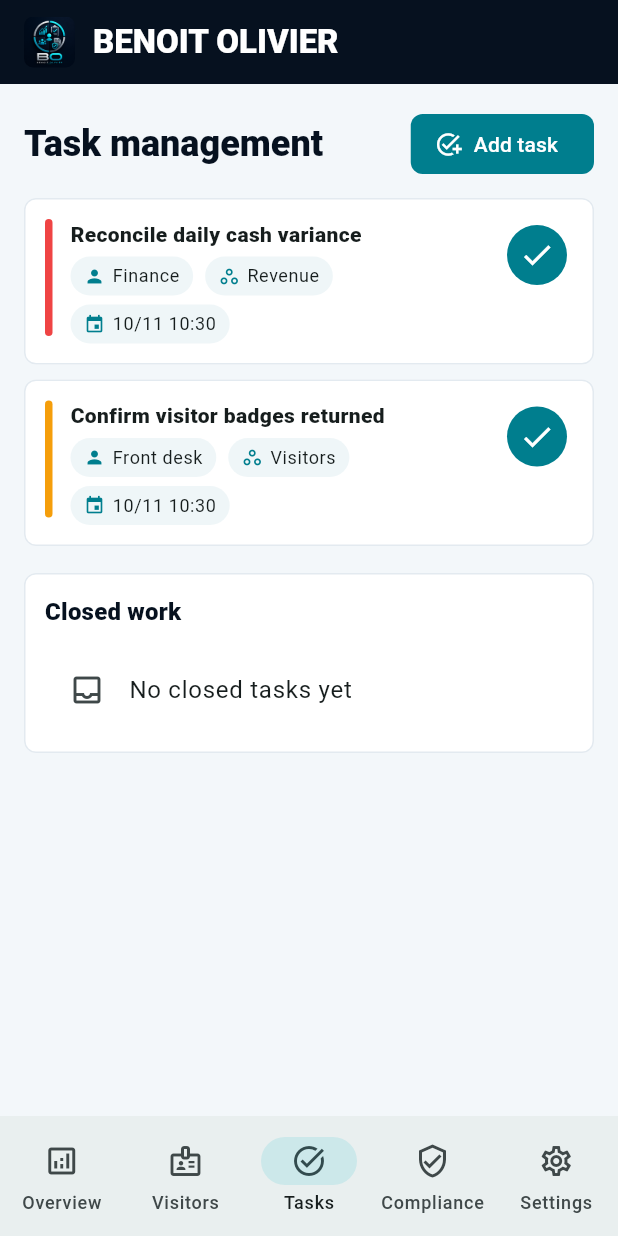
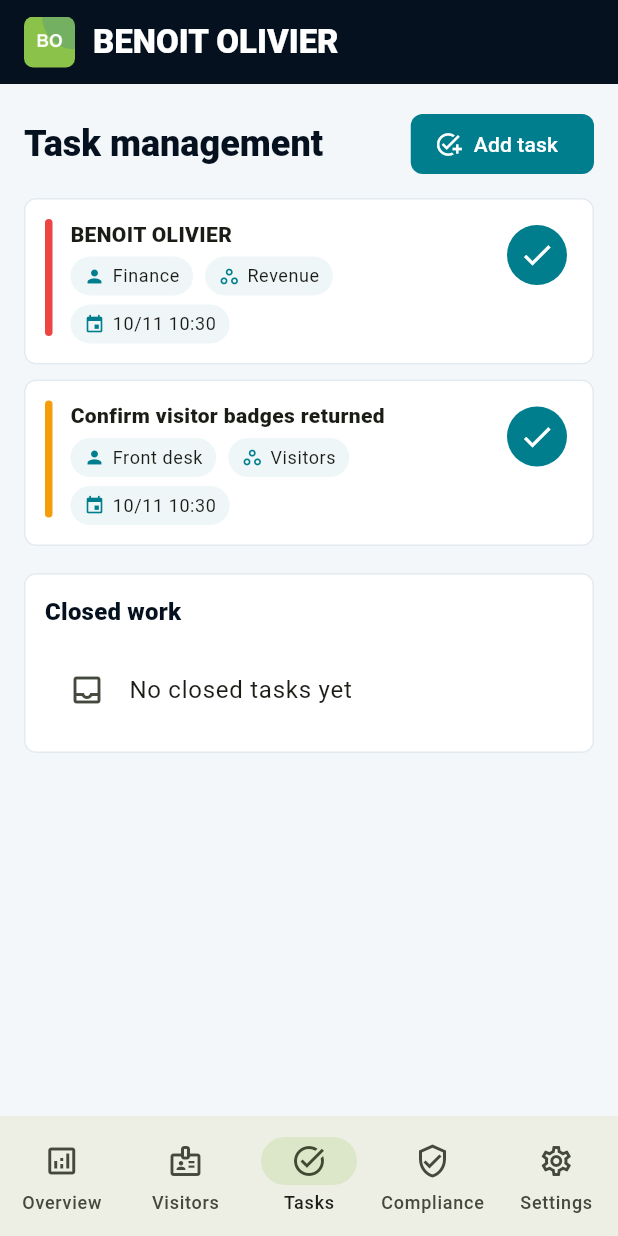
Before and after one commit to EOOrga/68d9d10a1299230338dbbdc7, a Flutter app: the screen it shows after launch, item 3 of the bottom bar chosen, on a phone screen of 412 x 824 dp. Run offline on Flutter 3.47's test engine with Material 3 defaults, Android fonts, the phone set to English and light mode, and no system bars; our stand-ins replace shared_preferences.

Commit message:
Create Flutter variant com.stdwcjgoupoe.benoitolivier

```diff
--- a/lib/main.dart
+++ b/lib/main.dart
@@ -6,7 +6,7 @@ import 'package:shared_preferences/shared_preferences.dart';
 
 const _brandName = 'BENOIT OLIVIER';
 const _primaryNavy = Color(0xFF06111F);
-const _electricCyan = Color(0xFF04D9E8);
+const _electricCyan = Color(0xFF8BC34A);
 const _success = Color(0xFF2DD4BF);
 const _warning = Color(0xFFF59E0B);
 const _danger = Color(0xFFEF4444);
@@ -459,7 +459,7 @@ class OperationsState extends ChangeNotifier {
     tasks = [
       OpsTask(
         id: 't1',
-        title: 'Reconcile daily cash variance',
+        title: 'BENOIT OLIVIER',
         owner: 'Finance',
         area: 'Revenue',
         dueDate: now.add(const Duration(days: 1)),
--- a/pubspec.yaml
+++ b/pubspec.yaml
@@ -1,4 +1,4 @@
-name: benoit_olivier
+name: benoitolivier
 description: Local operations workspace for BENOIT OLIVIER.
 publish_to: 'none'
 version: 1.0.0+1
@@ -21,6 +21,8 @@ flutter_launcher_icons:
   android: true
   ios: false
   image_path: "docs/icon.png"
+  adaptive_icon_foreground: docs/icon.png
+  adaptive_icon_background: "#1565C0"
   min_sdk_android: 23
 
 flutter:
```
Also changed, not shown: docs/icon.png, 11 other files.
